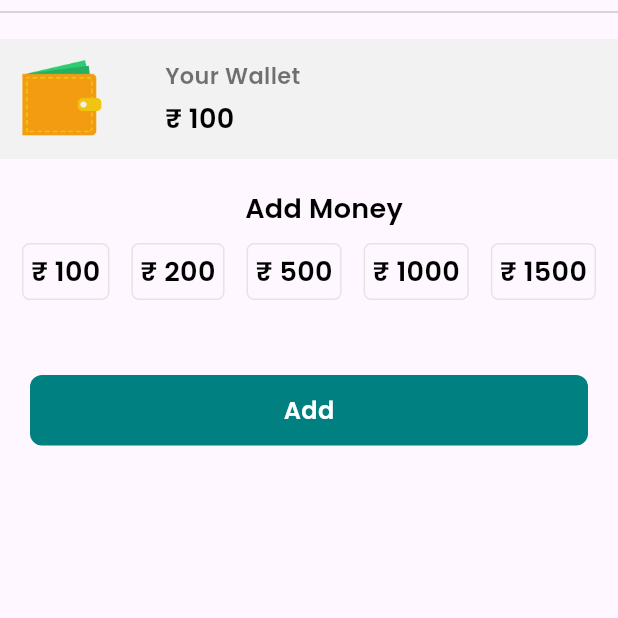
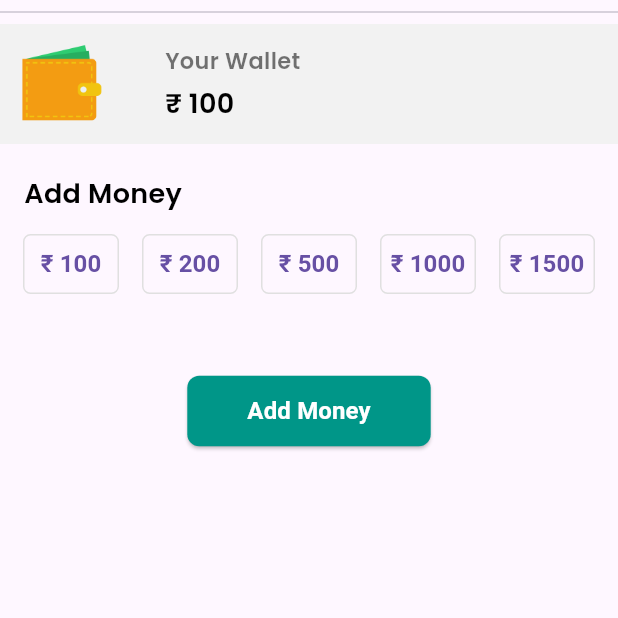
Before and after one commit to Anshuta-Gupta/GroceryApp, a Flutter app: the Wallet screen opened directly, on a phone screen of 412 x 824 dp, the top half of it. Run offline on Flutter 3.47's test engine with Material 3 defaults, Android fonts, the phone set to English and light mode, and no system bars; our stand-ins replace cloud_firestore, curved_navigation_bar, firebase_auth, firebase_core, random_string, shared_preferences; missing offline and left inert: flutter_stripe; accounts and stored records are empty; network calls fail.

Commit message:
first commit

```diff
--- a/lib/main.dart
+++ b/lib/main.dart
@@ -1,10 +1,13 @@
+import 'package:app1/widget/app_constant.dart';
 import 'package:firebase_core/firebase_core.dart';
 import 'package:flutter/material.dart';
+import 'package:flutter_stripe/flutter_stripe.dart';
 
 import 'pages/splashscreen.dart';
 
 void main() async {
   WidgetsFlutterBinding.ensureInitialized();
+  Stripe.publishableKey = publishableKey;
   await Firebase.initializeApp(
     options: const FirebaseOptions(
       apiKey: "AIzaSyCGvidJj_tMBe1CU7_HQdNqFAGFvh2dDlM",
--- a/lib/pages/wallet.dart
+++ b/lib/pages/wallet.dart
@@ -1,21 +1,29 @@
-import 'package:app1/widget/widget_support.dart';
+import 'dart:convert';
+
 import 'package:flutter/material.dart';
+import 'package:flutter_stripe/flutter_stripe.dart';
+import 'package:http/http.dart' as http;
+
+import '../widget/widget_support.dart';
 
 class Wallet extends StatefulWidget {
-  const Wallet({super.key});
+  const Wallet({Key? key}) : super(key: key);
 
   @override
   State<Wallet> createState() => _WalletState();
 }
 
 class _WalletState extends State<Wallet> {
+  Map<String, dynamic>? paymentIntent;
+
   @override
   Widget build(BuildContext context) {
     return Scaffold(
-      body: Column(children: [
-        const Divider(),
+      body: SingleChildScrollView(
+        child: Column(
+          children: [
+            Divider(),
             Container(
-          margin: const EdgeInsets.only(top: 10),
               padding: const EdgeInsets.symmetric(vertical: 10, horizontal: 10),
               width: MediaQuery.of(context).size.width,
               decoration: const BoxDecoration(color: Color(0xFFF2F2F2)),
@@ -49,15 +57,18 @@ class _WalletState extends State<Wallet> {
                 ],
               ),
             ),
-        const SizedBox(
-          height: 20,
-        ),
+            SizedBox(height: 20),
+            Row(
+              children: [
                 Padding(
-          padding: const EdgeInsets.only(left: 20),
+                  padding: const EdgeInsets.only(left: 16.0),
                   child: Text(
                     "Add Money",
+                    textAlign: TextAlign.start,
                     style: AppWidget.semiboldTextFieldStyle(),
                   ),
+                ),
+              ],
             ),
             const SizedBox(
               height: 10,
@@ -65,83 +76,153 @@ class _WalletState extends State<Wallet> {
             Row(
               mainAxisAlignment: MainAxisAlignment.spaceEvenly,
               children: [
-            Container(
-              padding: EdgeInsets.all(5),
-              decoration: BoxDecoration(
-                border: Border.all(color: Color(0xFFE9E2E2)),
-                borderRadius: BorderRadius.circular(5),
+                buildPaymentButton("₹ 100", "100"),
+                buildPaymentButton("₹ 200", "200"),
+                buildPaymentButton("₹ 500", "500"),
+                buildPaymentButton("₹ 1000", "1000"),
+                buildPaymentButton("₹ 1500", "1500"),
+              ],
+            ),
+            SizedBox(height: 50),
+            ElevatedButton(
+              onPressed: () {
+                // Add money button pressed
+              },
+              style: ElevatedButton.styleFrom(
+                padding: EdgeInsets.symmetric(horizontal: 40, vertical: 12),
+                backgroundColor: Colors.teal,
+                shape: RoundedRectangleBorder(
+                  borderRadius: BorderRadius.circular(8),
+                ),
               ),
               child: Text(
-                "₹ 100",
-                style: AppWidget.semiboldTextFieldStyle(),
+                "Add Money",
+                style: TextStyle(
+                  color: Colors.white,
+                  fontSize: 16,
+                  fontWeight: FontWeight.bold,
                 ),
-            ),
-            Container(
-              padding: EdgeInsets.all(5),
-              decoration: BoxDecoration(
-                border: Border.all(color: Color(0xFFE9E2E2)),
-                borderRadius: BorderRadius.circular(5),
-              ),
-              child: Text(
-                "₹ 200",
-                style: AppWidget.semiboldTextFieldStyle(),
-              ),
-            ),
-            Container(
-              padding: EdgeInsets.all(5),
-              decoration: BoxDecoration(
-                border: Border.all(color: Color(0xFFE9E2E2)),
-                borderRadius: BorderRadius.circular(5),
-              ),
-              child: Text(
-                "₹ 500",
-                style: AppWidget.semiboldTextFieldStyle(),
-              ),
-            ),
-            Container(
-              padding: EdgeInsets.all(5),
-              decoration: BoxDecoration(
-                border: Border.all(color: Color(0xFFE9E2E2)),
-                borderRadius: BorderRadius.circular(5),
-              ),
-              child: Text(
-                "₹ 1000",
-                style: AppWidget.semiboldTextFieldStyle(),
-              ),
-            ),
-            Container(
-              padding: EdgeInsets.all(5),
-              decoration: BoxDecoration(
-                border: Border.all(color: Color(0xFFE9E2E2)),
-                borderRadius: BorderRadius.circular(5),
-              ),
-              child: Text(
-                "₹ 1500",
-                style: AppWidget.semiboldTextFieldStyle(),
               ),
             ),
           ],
         ),
-        SizedBox(
-          height: 50,
       ),
-        Container(
-          margin: EdgeInsets.symmetric(horizontal: 20),
-          padding: EdgeInsets.symmetric(vertical: 12),
-          width: MediaQuery.of(context).size.width,
-          decoration: BoxDecoration(
-              color: Color(0xFF008080), borderRadius: BorderRadius.circular(8)),
-          child: Center(
-              child: Text(
-            "Add",
-            style: TextStyle(
-                color: Colors.white,
-                fontFamily: 'Poppins',
-                fontSize: 16,
-                fontWeight: FontWeight.bold),
-          )),
-        )
-      ]),
     );
   }
+
+  Widget buildPaymentButton(String label, String amount) {
+    return TextButton(
+      onPressed: () {
+        makePayment(amount);
+      },
+      style: ButtonStyle(
+        padding: MaterialStateProperty.all<EdgeInsetsGeometry>(
+          EdgeInsets.all(5),
+        ),
+        backgroundColor: MaterialStateProperty.all<Color>(
+          Colors.transparent,
+        ),
+        shape: MaterialStateProperty.all<OutlinedBorder>(
+          RoundedRectangleBorder(
+            borderRadius: BorderRadius.circular(5),
+            side: BorderSide(
+              color: Colors.grey[300]!,
+            ),
+          ),
+        ),
+      ),
+      child: Text(
+        label,
+        style: TextStyle(
+          fontWeight: FontWeight.bold,
+          fontSize: 16,
+        ),
+      ),
+    );
   }
+
+  Future<void> makePayment(String amount) async {
+    try {
+      paymentIntent = await createPaymentIntent(amount, 'INR');
+      await Stripe.instance.initPaymentSheet(
+        paymentSheetParameters: SetupPaymentSheetParameters(
+          paymentIntentClientSecret: paymentIntent!['client_secret'],
+          style: ThemeMode.dark,
+          merchantDisplayName: 'FreshGo',
+        ),
+      );
+
+      await displayPaymentSheet();
+    } catch (e, s) {
+      print('Exception: $e $s');
+    }
+  }
+
+  Future<void> displayPaymentSheet() async {
+    try {
+      final paymentResult = await Stripe.instance.presentPaymentSheet();
+      if (paymentResult != null) {
+        showDialog(
+          context: context,
+          builder: (_) => AlertDialog(
+            content: Column(
+              children: [
+                Row(
+                  children: [
+                    Icon(
+                      Icons.check_circle,
+                      color: Colors.green,
+                    ),
+                    Text("Payment Successful")
+                  ],
+                )
+              ],
+            ),
+          ),
+        );
+      } else {
+        showDialog(
+          context: context,
+          builder: (_) => AlertDialog(
+            content: Text("Payment Cancelled"),
+          ),
+        );
+      }
+    } on StripeException catch (e) {
+      print('Stripe Error: $e');
+    } catch (e) {
+      print('Error: $e');
+    }
+  }
+
+  Future<Map<String, dynamic>> createPaymentIntent(
+      String amount, String currency) async {
+    try {
+      final secretKey =
+          'sk_test_51P8xV4SEHgPF7vj5M5epb3UYO38EEkHYYtAEpK7140pp0QTIYsSltyW0A0IS6rY0jUgs5n0MMtmAfUdY73Ibytq0002dyJNoq6';
+      final response = await http.post(
+        Uri.parse('https://api.stripe.com/v1/payment_intents'),
+        headers: {
+          'Authorization': 'Bearer $secretKey',
+          'Content-Type': 'application/x-www-form-urlencoded',
+        },
+        body: {
+          'amount': calculateAmount(amount),
+          'currency': currency,
+          'payment_method_types[]': 'card',
+        },
+      );
+
+      print('Payment Intent Body: ${response.body.toString()}');
+      return jsonDecode(response.body);
+    } catch (err) {
+      print("Error charging user: ${err.toString()}");
+      rethrow;
+    }
+  }
+
+  String calculateAmount(String amount) {
+    final calculatedAmount = (int.parse(amount) * 100).toString();
+    return calculatedAmount;
+  }
+}
--- /dev/null
+++ b/lib/widget/app_constant.dart
@@ -0,0 +1,3 @@
+String publishableKey = "pk_test_51P8xV4SEHgPF7vj5eAKhoVhDZbpovOXCQRMDzsJH6tRAeT8czX8kMUAD7wcEAM6Fh9qJMb5xdjLDMuoAIZ5pqKbY00BTPLfgGf";
+
+String secretKey = "sk_test_51P8xV4SEHgPF7vj5M5epb3UYO38EEkHYYtAEpK7140pp0QTIYsSltyW0A0IS6rY0jUgs5n0MMtmAfUdY73Ibytq0002dyJNoq6";
--- a/pubspec.yaml
+++ b/pubspec.yaml
@@ -40,6 +40,9 @@ dependencies:
   firebase_auth: ^4.19.1
   cloud_firestore: ^4.16.1
   shared_preferences: ^2.2.3
+  flutter_stripe: ^10.1.1
+  http: ^1.2.1
+  random_string: ^2.3.1
 
 dev_dependencies:
   flutter_test:
```
Also changed, not shown: lib/pages/service/database.dart (added, +10 -0 lines), lib/pages/service/shared_pref.dart (added, +13 -0 lines), lib/pages/signup.dart (+10 -0 lines), pubspec.lock, 2 other files. Lines whose indentation alone changed are shown as unchanged.
